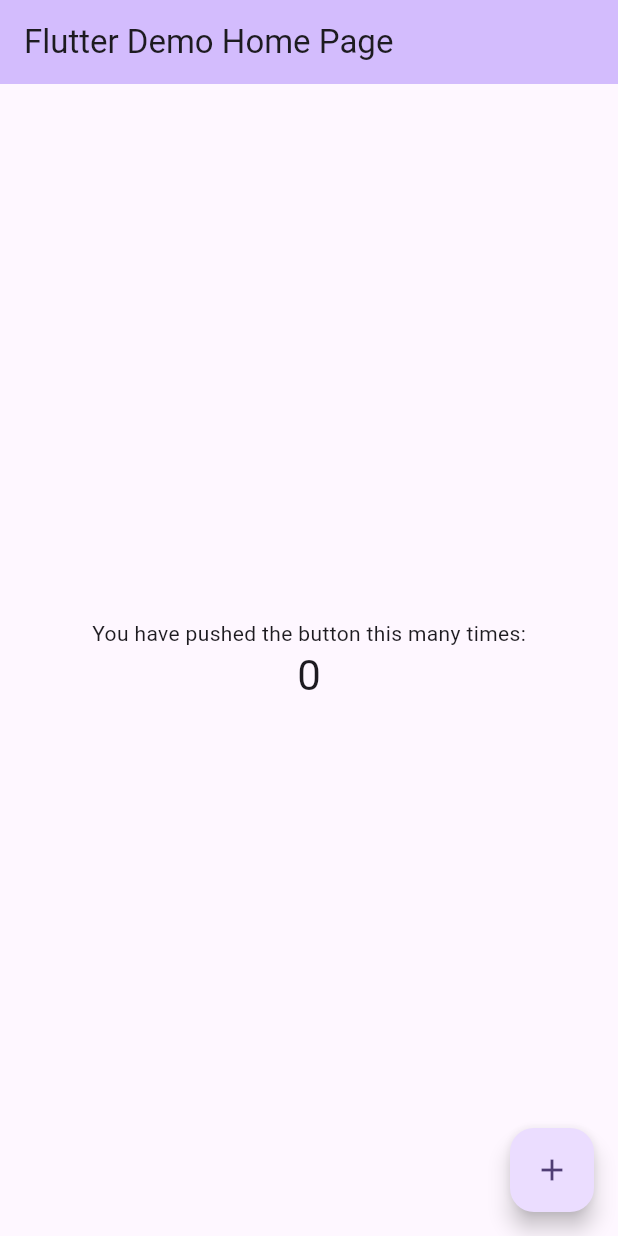
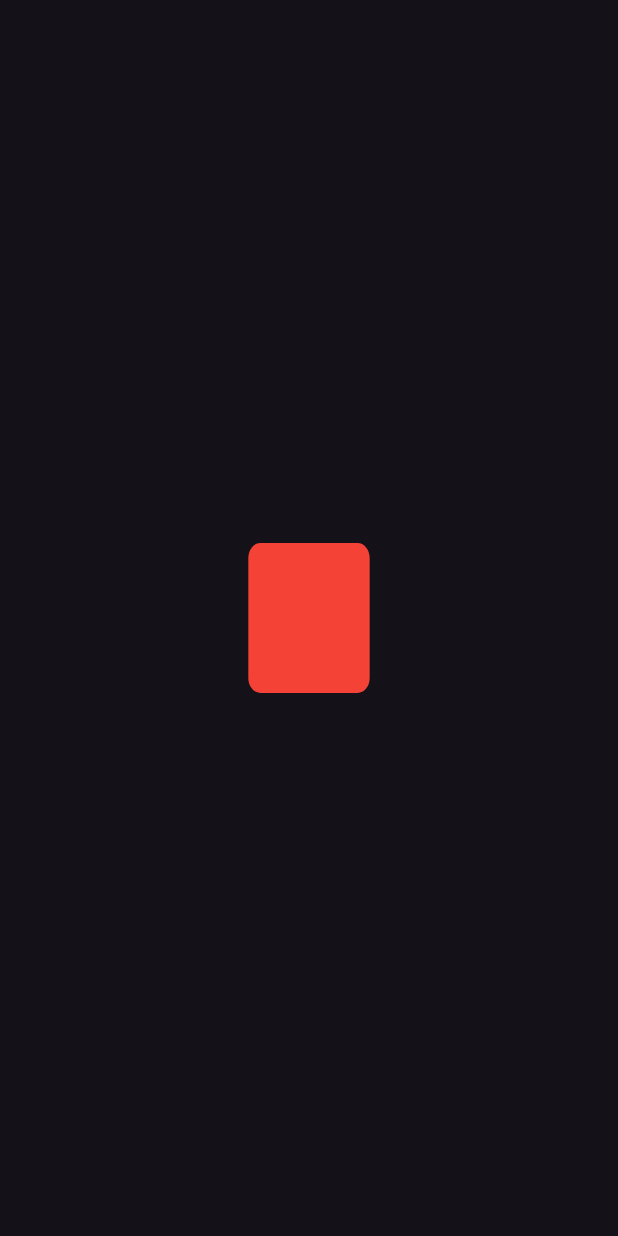
Before and after one commit to majharul-islam181/Animation-Flutter, a Flutter app: the screen it shows after launch, on a phone screen of 412 x 824 dp. Run offline on Flutter 3.47's test engine with Material 3 defaults, Android fonts, the phone set to English and light mode, and no system bars.

Commit message:
Lector01 done

```diff
--- /dev/null
+++ b/lib/Lecture01.dart
@@ -0,0 +1,62 @@
+import 'package:flutter/material.dart';
+import 'dart:math' show pi;
+
+class Lecture01 extends StatefulWidget {
+  const Lecture01({super.key});
+
+  @override
+  State<Lecture01> createState() => _Lecture01State();
+}
+
+class _Lecture01State extends State<Lecture01>
+    with SingleTickerProviderStateMixin {
+  late AnimationController _animationController;
+  late Animation<double> _animation;
+
+  @override
+  void initState() {
+    super.initState();
+    _animationController = AnimationController(
+      vsync: this,
+      duration: const Duration(seconds: 2),
+    );
+
+    _animation = Tween<double>(
+      begin: 0.0,
+      end: 2 * pi,
+    ).animate(_animationController);
+
+    _animationController.repeat();
+  }
+
+  @override
+  void dispose() {
+    _animationController.dispose();
+    super.dispose();
+  }
+
+  @override
+  Widget build(BuildContext context) {
+    return Scaffold(
+      body: Center(
+        child: AnimatedBuilder(
+          animation: _animationController,
+          builder: (context, child) {
+            return Transform(
+              alignment: Alignment.center,
+              transform: Matrix4.identity()..rotateY(_animation.value),
+              child: Container(
+                height: 100,
+                width: 100,
+                decoration: BoxDecoration(
+                  color: Colors.red,
+                  borderRadius: BorderRadius.circular(10),
+                ),
+              ),
+            );
+          },
+        ),
+      ),
+    );
+  }
+}
--- a/lib/main.dart
+++ b/lib/main.dart
@@ -1,125 +1,26 @@
+import 'package:animation_flutter/Lecture01.dart';
 import 'package:flutter/material.dart';
 
 void main() {
-  runApp(const MyApp());
+  runApp(
+    const App(),
+  );
 }
 
-class MyApp extends StatelessWidget {
-  const MyApp({super.key});
+class App extends StatelessWidget {
+  const App({
+    super.key,
+  });
 
-  // This widget is the root of your application.
   @override
   Widget build(BuildContext context) {
     return MaterialApp(
-      title: 'Flutter Demo',
-      theme: ThemeData(
-        // This is the theme of your application.
-        //
-        // TRY THIS: Try running your application with "flutter run". You'll see
-        // the application has a purple toolbar. Then, without quitting the app,
-        // try changing the seedColor in the colorScheme below to Colors.green
-        // and then invoke "hot reload" (save your changes or press the "hot
-        // reload" button in a Flutter-supported IDE, or press "r" if you used
-        // the command line to start the app).
-        //
-        // Notice that the counter didn't reset back to zero; the application
-        // state is not lost during the reload. To reset the state, use hot
-        // restart instead.
-        //
-        // This works for code too, not just values: Most code changes can be
-        // tested with just a hot reload.
-        colorScheme: ColorScheme.fromSeed(seedColor: Colors.deepPurple),
-        useMaterial3: true,
-      ),
-      home: const MyHomePage(title: 'Flutter Demo Home Page'),
+      theme: ThemeData(brightness: Brightness.dark),
+      darkTheme: ThemeData(brightness: Brightness.dark),
+      themeMode: ThemeMode.dark,
+      debugShowCheckedModeBanner: false,
+      debugShowMaterialGrid: false,
+      home: const Lecture01(),
     );
   }
 }
-
-class MyHomePage extends StatefulWidget {
-  const MyHomePage({super.key, required this.title});
-
-  // This widget is the home page of your application. It is stateful, meaning
-  // that it has a State object (defined below) that contains fields that affect
-  // how it looks.
-
-  // This class is the configuration for the state. It holds the values (in this
-  // case the title) provided by the parent (in this case the App widget) and
-  // used by the build method of the State. Fields in a Widget subclass are
-  // always marked "final".
-
-  final String title;
-
-  @override
-  State<MyHomePage> createState() => _MyHomePageState();
-}
-
-class _MyHomePageState extends State<MyHomePage> {
-  int _counter = 0;
-
-  void _incrementCounter() {
-    setState(() {
-      // This call to setState tells the Flutter framework that something has
-      // changed in this State, which causes it to rerun the build method below
-      // so that the display can reflect the updated values. If we changed
-      // _counter without calling setState(), then the build method would not be
-      // called again, and so nothing would appear to happen.
-      _counter++;
-    });
-  }
-
-  @override
-  Widget build(BuildContext context) {
-    // This method is rerun every time setState is called, for instance as done
-    // by the _incrementCounter method above.
-    //
-    // The Flutter framework has been optimized to make rerunning build methods
-    // fast, so that you can just rebuild anything that needs updating rather
-    // than having to individually change instances of widgets.
-    return Scaffold(
-      appBar: AppBar(
-        // TRY THIS: Try changing the color here to a specific color (to
-        // Colors.amber, perhaps?) and trigger a hot reload to see the AppBar
-        // change color while the other colors stay the same.
-        backgroundColor: Theme.of(context).colorScheme.inversePrimary,
-        // Here we take the value from the MyHomePage object that was created by
-        // the App.build method, and use it to set our appbar title.
-        title: Text(widget.title),
-      ),
-      body: Center(
-        // Center is a layout widget. It takes a single child and positions it
-        // in the middle of the parent.
-        child: Column(
-          // Column is also a layout widget. It takes a list of children and
-          // arranges them vertically. By default, it sizes itself to fit its
-          // children horizontally, and tries to be as tall as its parent.
-          //
-          // Column has various properties to control how it sizes itself and
-          // how it positions its children. Here we use mainAxisAlignment to
-          // center the children vertically; the main axis here is the vertical
-          // axis because Columns are vertical (the cross axis would be
-          // horizontal).
-          //
-          // TRY THIS: Invoke "debug painting" (choose the "Toggle Debug Paint"
-          // action in the IDE, or press "p" in the console), to see the
-          // wireframe for each widget.
-          mainAxisAlignment: MainAxisAlignment.center,
-          children: <Widget>[
-            const Text(
-              'You have pushed the button this many times:',
-            ),
-            Text(
-              '$_counter',
-              style: Theme.of(context).textTheme.headlineMedium,
-            ),
-          ],
-        ),
-      ),
-      floatingActionButton: FloatingActionButton(
-        onPressed: _incrementCounter,
-        tooltip: 'Increment',
-        child: const Icon(Icons.add),
-      ), // This trailing comma makes auto-formatting nicer for build methods.
-    );
-  }
-}
```
